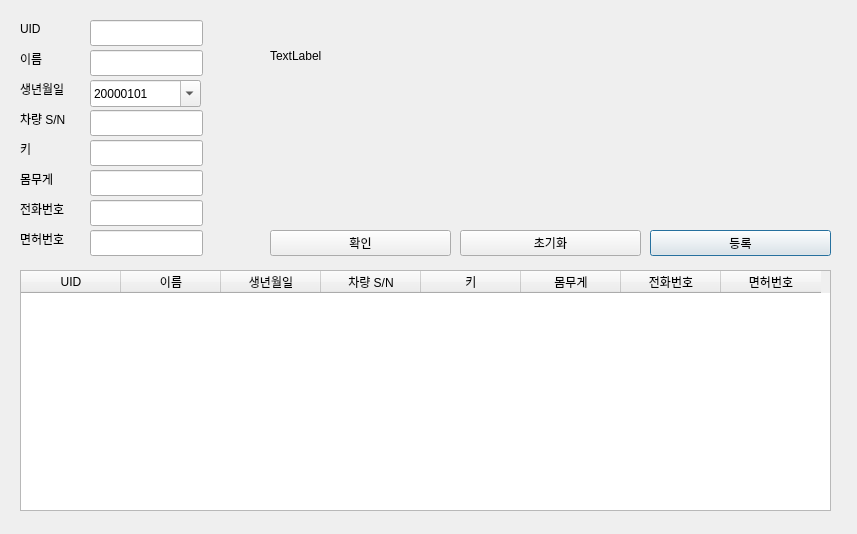
Old version of the form RFID/rfid_register.ui in the repository jonnyboy2222/self_drive.
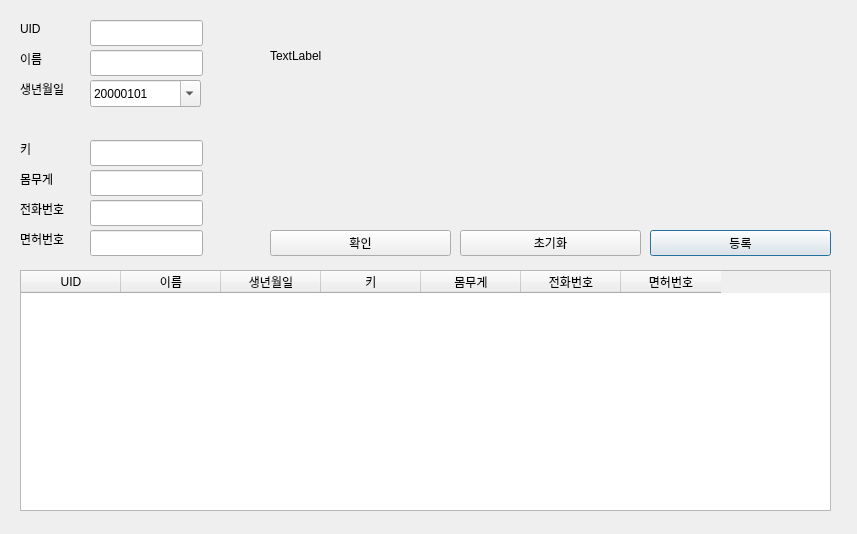
New version of the form.

Commit message: rfid 등록 수정

The edit to the form file:
```diff
--- a/RFID/rfid_register.ui
+++ b/RFID/rfid_register.ui
@@ -52,19 +52,6 @@
     <string>생년월일</string>
    </property>
   </widget>
-  <widget class="QLabel" name="label_4">
-   <property name="geometry">
-    <rect>
-     <x>20</x>
-     <y>110</y>
-     <width>66</width>
-     <height>18</height>
-    </rect>
-   </property>
-   <property name="text">
-    <string>차량 S/N</string>
-   </property>
-  </widget>
   <widget class="QLabel" name="label_5">
    <property name="geometry">
     <rect>
@@ -137,16 +124,6 @@
     </rect>
    </property>
   </widget>
-  <widget class="QLineEdit" name="editSn">
-   <property name="geometry">
-    <rect>
-     <x>90</x>
-     <y>110</y>
-     <width>113</width>
-     <height>26</height>
-    </rect>
-   </property>
-  </widget>
   <widget class="QLineEdit" name="editPhone">
    <property name="geometry">
     <rect>
@@ -253,11 +230,6 @@
      <string>생년월일</string>
     </property>
    </column>
-   <column>
-    <property name="text">
-     <string>차량 S/N</string>
-    </property>
-   </column>
    <column>
     <property name="text">
      <string>키</string>
```
The commit also changes 1 other file.
